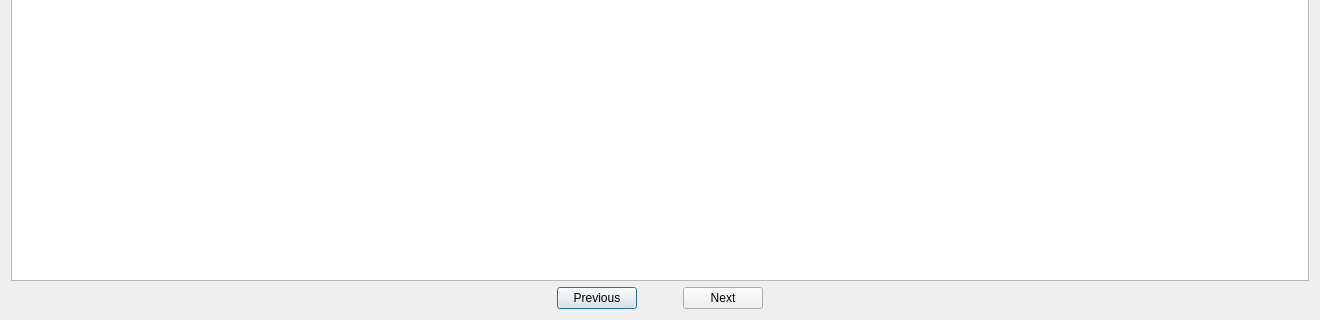
This is galleryphotoviewer.ui in skni-kod/TournamentAppDesktop as Qt 5 draws it before an edit; both pictures show x 0 to 1320 and y 470 to 790 of the 1320 by 790 pixel window. The edited form follows.
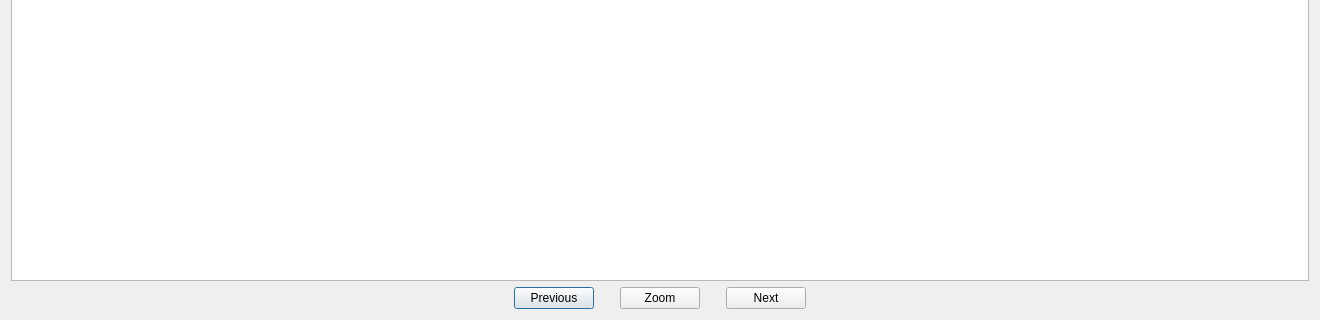
This is the edited form.

Commit message: added zoom feature, fixed memeory leaks

Patch:
```diff
--- a/galleryphotoviewer.ui
+++ b/galleryphotoviewer.ui
@@ -39,6 +39,29 @@
        </property>
       </widget>
      </item>
+     <item>
+      <spacer name="horizontalSpacer_4">
+       <property name="orientation">
+        <enum>Qt::Horizontal</enum>
+       </property>
+       <property name="sizeType">
+        <enum>QSizePolicy::Fixed</enum>
+       </property>
+       <property name="sizeHint" stdset="0">
+        <size>
+         <width>20</width>
+         <height>20</height>
+        </size>
+       </property>
+      </spacer>
+     </item>
+     <item>
+      <widget class="QPushButton" name="zoomButton">
+       <property name="text">
+        <string>Zoom</string>
+       </property>
+      </widget>
+     </item>
      <item>
       <spacer name="horizontalSpacer">
        <property name="orientation">
@@ -49,7 +72,7 @@
        </property>
        <property name="sizeHint" stdset="0">
         <size>
-         <width>40</width>
+         <width>20</width>
          <height>20</height>
         </size>
        </property>
```
The commit also changes 3 other files.
